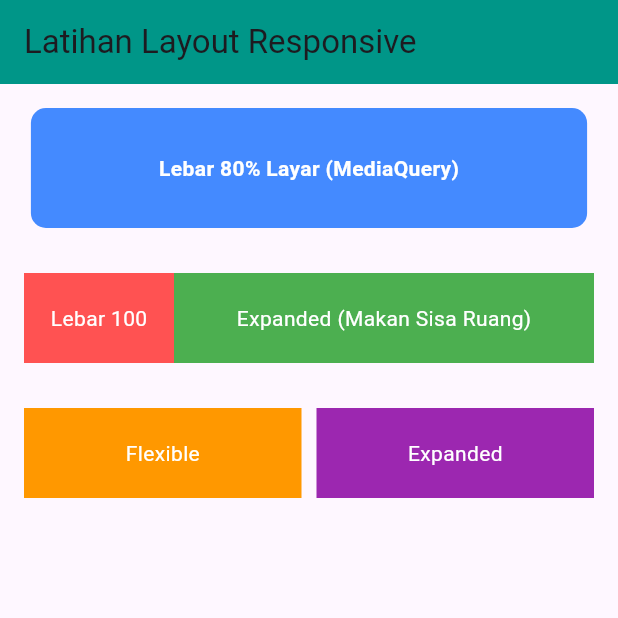
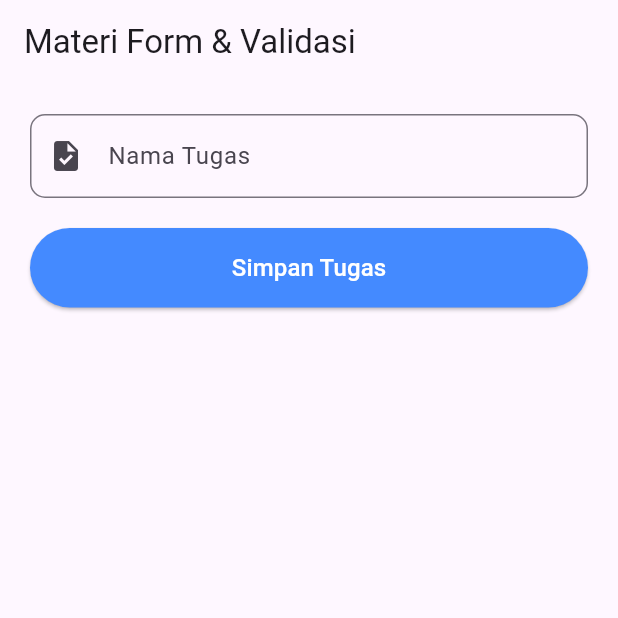
Before and after one commit to voltakits725/Belajar-Flutter, a Flutter app: the screen it shows after launch, on a phone screen of 412 x 824 dp, the top half of it. Run offline on Flutter 3.47's test engine with Material 3 defaults, Android fonts, the phone set to English and light mode, and no system bars.

Commit message:
belajar Material(buttone, appbar, scaffold.) dan belajar form input

```diff
--- /dev/null
+++ b/lib/form_input.dart
@@ -0,0 +1,94 @@
+import 'package:flutter/material.dart';
+
+class LatihanForm extends StatefulWidget {
+  @override
+  _LatihanFormState createState() => _LatihanFormState();
+}
+
+class _LatihanFormState extends State<LatihanForm> {
+  // 1. Membuat Kunci Global untuk Form
+  final _formKey = GlobalKey<FormState>();
+
+  // 2. Membuat Controller untuk menangkap isi input
+  final TextEditingController _tugasController = TextEditingController();
+
+  // Fungsi yang dipanggil saat tombol Simpan ditekan
+  void _simpanData() {
+    // 3. Menjalankan validasi. Jika semua TextFormField lolos (return null), maka isValid = true
+    if (_formKey.currentState!.validate()) {
+      // Jika lolos validasi, ambil teksnya dari controller
+      String tugasBaru = _tugasController.text;
+
+      // Munculkan pesan sukses (Snack bar di bawah layar)
+      ScaffoldMessenger.of(context).showSnackBar(
+        SnackBar(content: Text('Berhasil menyimpan: $tugasBaru')),
+      );
+
+      // Kosongkan inputan setelah disimpan
+      _tugasController.clear();
+    }
+  }
+
+  @override
+  void dispose() {
+    // Wajib menghapus controller saat halaman ditutup agar memori tidak bocor (memory leak)
+    _tugasController.dispose();
+    super.dispose();
+  }
+
+  @override
+  Widget build(BuildContext context) {
+    return Scaffold(
+      appBar: AppBar(title: const Text('Materi Form & Validasi')),
+      body: Padding(
+        padding: const EdgeInsets.all(20.0),
+        // 4. Membungkus input dengan widget FORM
+        child: Form(
+          key: _formKey, // Pasang kunci form-nya di sini
+          child: Column(
+            crossAxisAlignment: CrossAxisAlignment.start,
+            children: [
+              // 5. TEXTFORMFIELD: Inputan yang mendukung validasi
+              TextFormField(
+                controller: _tugasController,
+                decoration: InputDecoration(
+                  labelText: 'Nama Tugas',
+                  hintText: 'Contoh: Belajar API',
+                  border: OutlineInputBorder(
+                    borderRadius: BorderRadius.circular(10),
+                  ),
+                  prefixIcon: const Icon(Icons.task), // Icon di dalam kolom input
+                ),
+
+                // 6. VALIDATOR: Aturan kondisi input
+                validator: (value) {
+                  if (value == null || value.isEmpty) {
+                    return 'Nama tugas tidak boleh kosong bro!'; // Pesan error jika kosong
+                  }
+                  if (value.length < 3) {
+                    return 'Minimal 3 huruf dong!'; // Pesan error jika terlalu pendek
+                  }
+                  return null; // Return null berarti AMAN / Lolos validasi
+                },
+              ),
+              const SizedBox(height: 20),
+
+              SizedBox(
+                width: double.infinity, // Tombol melebar penuh (seperti MediaQuery/Expanded)
+                child: ElevatedButton(
+                  style: ElevatedButton.styleFrom(
+                    backgroundColor: Colors.blueAccent,
+                    foregroundColor: Colors.white,
+                    padding: const EdgeInsets.symmetric(vertical: 15),
+                  ),
+                  onPressed: _simpanData, // Panggil fungsi simpan
+                  child: const Text('Simpan Tugas', style: TextStyle(fontSize: 16)),
+                ),
+              ),
+            ],
+          ),
+        ),
+      ),
+    );
+  }
+}
--- a/lib/main.dart
+++ b/lib/main.dart
@@ -1,3 +1,5 @@
+import 'package:belajar_flutter_part2/button.dart';
+import 'package:belajar_flutter_part2/form_input.dart';
 import 'package:belajar_flutter_part2/kartuprofil.dart';
 import 'package:belajar_flutter_part2/latihan_responsive.dart';
 import 'package:flutter/material.dart';
@@ -13,7 +15,7 @@ class MyApp extends StatelessWidget {
   Widget build(BuildContext context) {
     return MaterialApp(
       debugShowCheckedModeBanner: false,
-      home: LatihanResponsive(),
+      home: LatihanForm(),
 
     );
   }
```
Also changed, not shown: button.txt (added, +34 -0 lines), lib/button.dart (added, +85 -0 lines).
